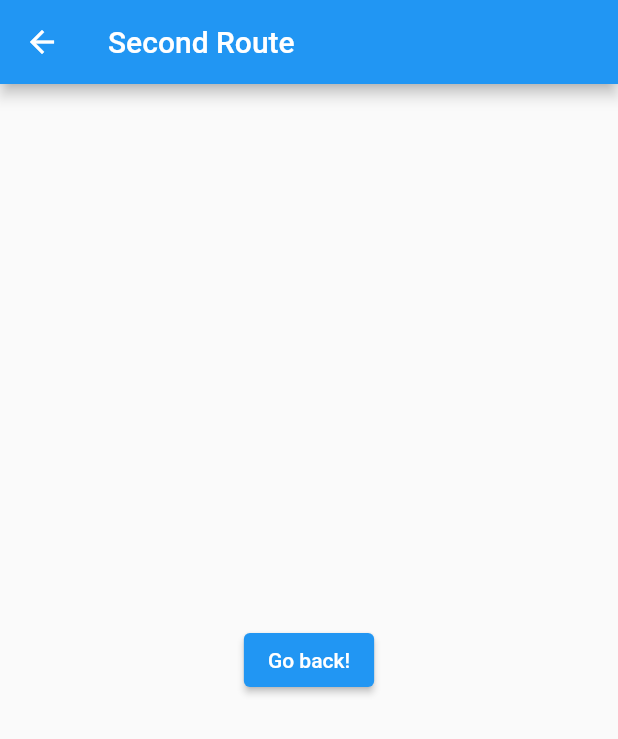
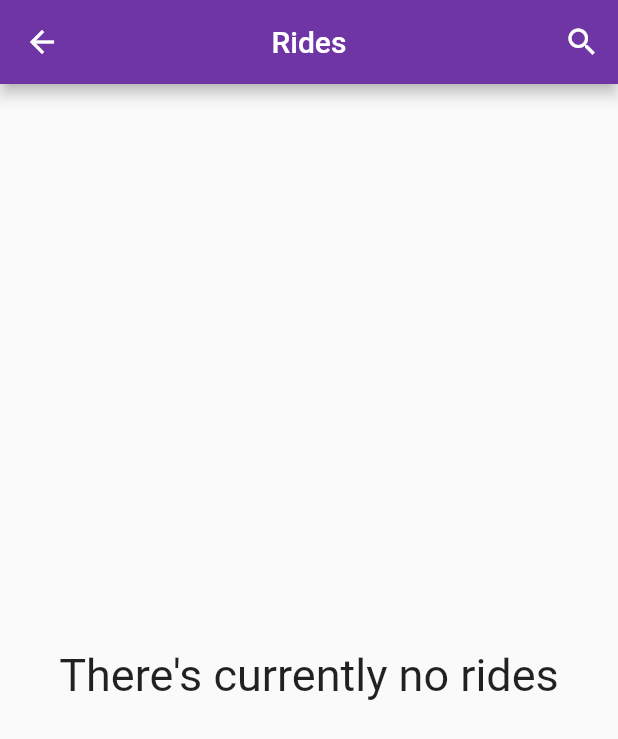
Before and after one commit to kwakubonsam/carpool, a Flutter app: the screen it shows once a user with an empty profile is signed in, after a tap on "Passenger", on a phone screen of 412 x 824 dp. Shown: the top 739 px of the screen. Run offline on Flutter 3.47's test engine with Material 2 defaults, Android fonts, the phone set to English and light mode, and no system bars; our stand-ins replace cloud_firestore, firebase_auth, firebase_core, flutter_form_builder, flutter_svg; accounts and stored records are empty; network calls fail.

Commit message:
completed most of the app

```diff
--- /dev/null
+++ b/lib/models/passengermodel.dart
@@ -0,0 +1,30 @@
+import 'package:cloud_firestore/cloud_firestore.dart';
+
+class PassengerModel {
+  String name;
+  String destination;
+  String payment;
+  String price;
+  String number;
+  int datetime;
+
+ PassengerModel({
+   this.name,
+   this.destination,
+   this.payment,
+   this.datetime,
+   this.number,
+   this.price
+  });
+
+  PassengerModel.fromDocumentSnapshot({DocumentSnapshot documentSnapshot}) {
+    name = documentSnapshot.data()['name'] as String;
+    destination = documentSnapshot.data()['destination'] as String;
+    payment = documentSnapshot.data()['payment'] as String;
+    price = documentSnapshot.data()['price'] as String;
+    number = documentSnapshot.data()['number'] as String;
+    datetime = documentSnapshot.data()['time'] as int;
+  }
+
+
+}
--- a/lib/screens/login/login_screen.dart
+++ b/lib/screens/login/login_screen.dart
@@ -58,7 +58,7 @@ class _LoginState extends State<LoginScreen> {
               ),
               RoundedButton(
                 key: const ValueKey("signIn"),
-                text: "LOGIN",
+                text: "Login",
                 press: () async {
                   final String retVal = await Auth(auth: widget.auth).signIn(
                     email: _emailController.text,
@@ -80,6 +80,14 @@ class _LoginState extends State<LoginScreen> {
                 key: const ValueKey("createAccount"),
                 text: "Create Account",
                 press:() async {
+                  if(_emailController.text == "eoo4633@truman.edu"){
+                    Scaffold.of(context).showSnackBar(
+                        SnackBar(
+                          content: Text("Correct"),
+                        ),
+                    );
+                  }
+                  else {
                     final String retVal =
                     await Auth(auth: widget.auth).createAccount(
                       email: _emailController.text,
@@ -94,6 +102,7 @@ class _LoginState extends State<LoginScreen> {
                           content: Text(retVal),
                         ),
                       );
+                    }
                   }
                 },
               ),
--- a/lib/screens/passenger/passenger.dart
+++ b/lib/screens/passenger/passenger.dart
@@ -1,18 +1,74 @@
+import 'package:carpool/constants.dart';
+import 'package:carpool/widgets/RideCard.dart';
 import 'package:flutter/material.dart';
-class Passenger extends StatelessWidget {
+import 'package:cloud_firestore/cloud_firestore.dart';
+import 'package:carpool/services/database.dart';
+import 'package:carpool/models/passengermodel.dart';
+import 'package:carpool/services/search.dart';
+import 'package:intl/intl.dart';
+
+class Passenger extends StatefulWidget {
+  const Passenger({Key key}) : super(key: key);
   @override
+  _PassengerState createState() => _PassengerState();
+}
+
+class _PassengerState extends State<Passenger> {
   Widget build(BuildContext context) {
+    CollectionReference rides = FirebaseFirestore.instance.collection('ridz');
     return Scaffold(
       appBar: AppBar(
-        title: Text("Second Route"),
+        title: const Text("Rides"),
+        backgroundColor: kPrimaryColor,
+        centerTitle: true,
+        actions: [
+          IconButton(
+              icon: Icon(Icons.search),
+              onPressed: (){
+                showSearch(
+                    context: context,
+                    delegate: RideSearch(Database(rides: rides).streamRides()));
+              },
+            ),
+        ],
       ),
-      body: Center(
-        child: ElevatedButton(
-          onPressed: () {
-            Navigator.pop(context);
-          },
-          child: Text('Go back!'),
-        ),
+      body: Column(
+        children: <Widget>[
+          const SizedBox(
+            height: 20,
+          ),
+          Expanded(
+            child: StreamBuilder(
+              stream: Database(rides: rides).streamRides(),
+              builder: (BuildContext context,
+                  AsyncSnapshot<List<PassengerModel>> snapshot) {
+                if (snapshot.connectionState == ConnectionState.active) {
+                  if (snapshot.data.isEmpty) {
+                    return const Center(
+                      child: Text(
+                        "There's currently no rides",
+                        style: TextStyle(fontSize: 30),
+                      ),
+                    );
+                  }
+                  return ListView.builder(
+                    itemCount: snapshot.data.length,
+                    itemBuilder: (_, index) {
+                      return RideCard(
+                        rides: rides,
+                        ride: snapshot.data[index],
+                      );
+                    },
+                  );
+                } else {
+                  return const Center(
+                    child: Text("loading..."),
+                  );
+                }
+              },
+            ),
+          ),
+        ],
       ),
     );
   }
--- a/lib/services/auth.dart
+++ b/lib/services/auth.dart
@@ -15,7 +15,11 @@ class Auth {
       );
       return "Success";
     } on FirebaseAuthException catch (e) {
-      return e.message;
+      if (e.code == 'email-already-in-use') {
+        return 'The account already exists for that email.';
+      } else if (e.code == 'weak-password') {
+        return 'The password provided is too weak.';
+      }
     } catch (e) {
       rethrow;
     }
--- a/lib/services/database.dart
+++ b/lib/services/database.dart
@@ -1,23 +1,19 @@
+import 'package:carpool/models/passengermodel.dart';
 import 'package:cloud_firestore/cloud_firestore.dart';
-import 'package:carpool/models/todo.dart';
 
 class Database {
-  final FirebaseFirestore firestore;
+  CollectionReference rides;
 
-  Database({this.firestore});
-
-  Stream<List<TodoModel>> streamTodos({String uid}) {
+  Database({this.rides});
+  Stream<List<PassengerModel>> streamRides() {
     try {
-      return firestore
-          .collection("todos")
-          .doc(uid)
-          .collection("todos")
-          .where("done", isEqualTo: false)
+      return rides
+          .where("time", isGreaterThan: DateTime.now().millisecondsSinceEpoch.toInt())
           .snapshots()
           .map((query) {
-        final List<TodoModel> retVal = <TodoModel>[];
+        final List<PassengerModel> retVal = <PassengerModel>[];
         for (final DocumentSnapshot doc in query.docs) {
-          retVal.add(TodoModel.fromDocumentSnapshot(documentSnapshot: doc));
+          retVal.add(PassengerModel.fromDocumentSnapshot(documentSnapshot: doc));
         }
         return retVal;
       });
@@ -26,11 +22,15 @@ class Database {
     }
   }
 
-  Future<void> addTodo({String uid, String content}) async {
+  Future<void> addTodo({String name, String destination, String price, String payment, String number, int time}) async {
     try {
-      firestore.collection("todos").doc(uid).collection("todos").add({
-        "content": content,
-        "done": false,
+      rides.add({
+        "name": name,
+        "destination": destination,
+        "price": price,
+        "payment":payment,
+        "number": number,
+        "time": time,
       });
     } catch (e) {
       rethrow;
@@ -39,8 +39,7 @@ class Database {
 
   Future<void> updateTodo({String uid, String todoId}) async {
     try {
-      firestore
-          .collection("todos")
+      rides
           .doc(uid)
           .collection("todos")
           .doc(todoId)
--- a/lib/widgets/todo_card.dart
+++ b/lib/widgets/todo_card.dart
@@ -18,6 +18,7 @@ class TodoCard extends StatefulWidget {
 class _TodoCardState extends State<TodoCard> {
   @override
   Widget build(BuildContext context) {
+    CollectionReference rides;
     return Card(
       margin: const EdgeInsets.symmetric(horizontal: 20, vertical: 5),
       child: Padding(
@@ -37,7 +38,7 @@ class _TodoCardState extends State<TodoCard> {
               value: widget.todo.done,
               onChanged: (newValue) {
                 setState(() {});
-                Database(firestore: widget.firestore).updateTodo(
+                Database(rides: rides).updateTodo(
                   uid: widget.uid,
                   todoId: widget.todo.todoId,
                 );
```
Also changed, not shown: lib/screens/driver/drivers.dart (+114 -55 lines), lib/services/search.dart (added, +156 -0 lines), lib/widgets/RideCard.dart (added, +91 -0 lines), 1 other file. Lines whose indentation alone changed are shown as unchanged.
